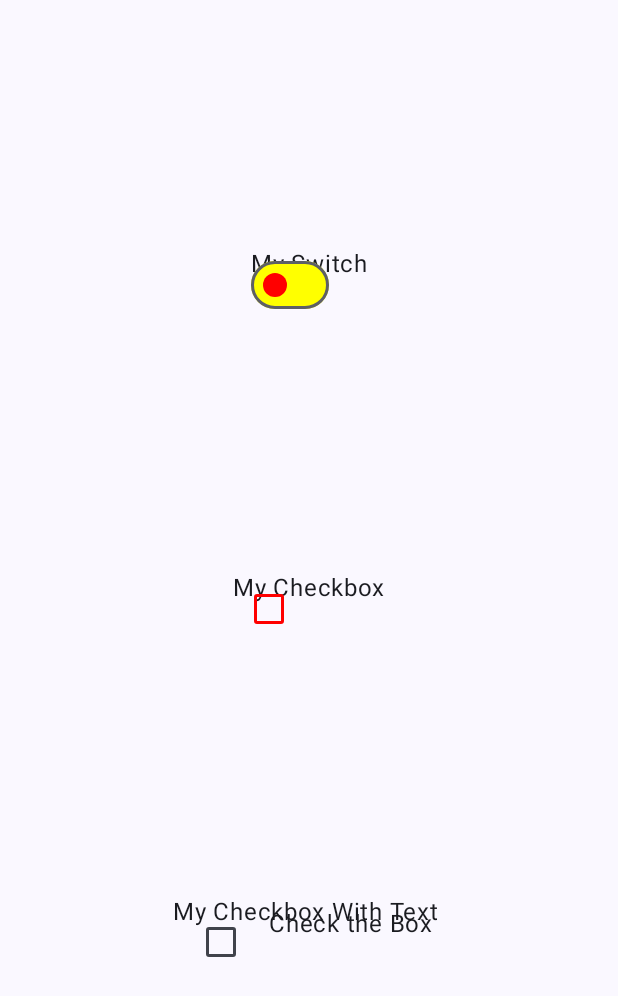
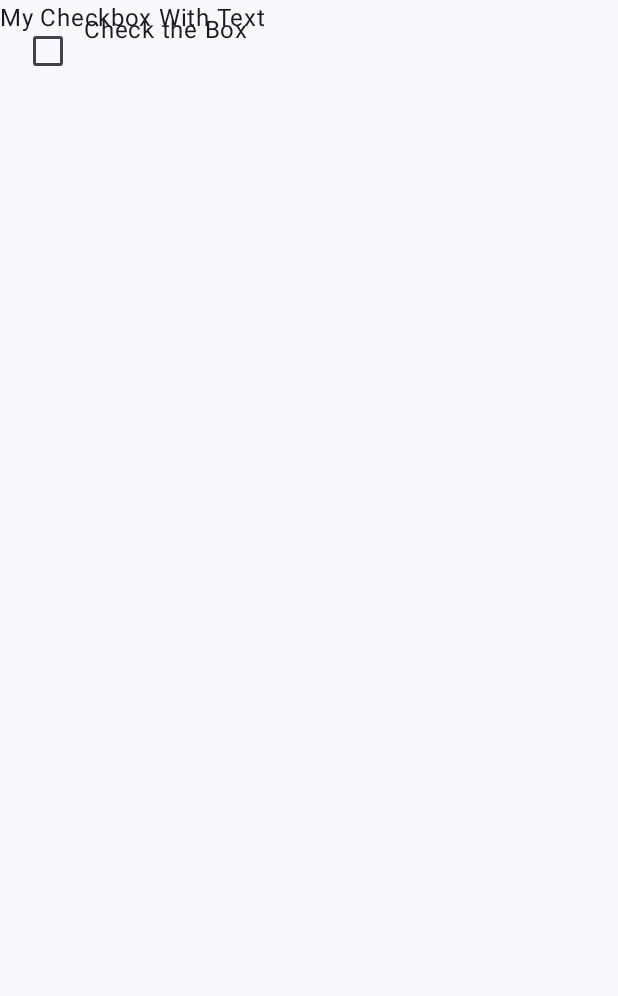
Before and after one commit to veselin0/Jetpack-Compose-Aristedes-Updated, an Android app built with Jetpack Compose: the screen it shows after launch (MainActivity), on a phone screen of 412 x 824 dp. Shown: the top 996 px of the screen. Run offline under Robolectric (Android 15) with nearby library versions, the phone set to English and light mode, and no system bars.

Commit message:
68. State hoisting con múltiples CheckBox Part 1

```diff
--- a/MyUpgradedApplication/app/src/main/java/com/example/myupgradedapplication/MainActivity.kt
+++ b/MyUpgradedApplication/app/src/main/java/com/example/myupgradedapplication/MainActivity.kt
@@ -12,6 +12,7 @@ import androidx.compose.ui.Modifier
 import androidx.compose.ui.tooling.preview.Devices
 import androidx.compose.ui.tooling.preview.Preview
 import com.example.myupgradedapplication.components.MyAdvancedProgressBar
+import com.example.myupgradedapplication.components.MyCheckboxWithText
 import com.example.myupgradedapplication.components.MyImagesAndIcons
 import com.example.myupgradedapplication.components.MyProgressBar
 import com.example.myupgradedapplication.components.MySelectionControlComponents
@@ -25,7 +26,7 @@ class MainActivity : ComponentActivity() {
         setContent {
             MyUpgradedApplicationTheme {
                 Scaffold(modifier = Modifier.fillMaxSize()) { innerPadding ->
-                    MySelectionControlComponents(modifier = Modifier.padding(innerPadding))
+                    MyCheckboxWithText(modifier = Modifier.padding(innerPadding))
                 }
             }
         }
--- a/MyUpgradedApplication/app/src/main/java/com/example/myupgradedapplication/components/SelectionControlComponents.kt
+++ b/MyUpgradedApplication/app/src/main/java/com/example/myupgradedapplication/components/SelectionControlComponents.kt
@@ -6,6 +6,7 @@ import androidx.compose.foundation.layout.Column
 import androidx.compose.foundation.layout.Row
 import androidx.compose.foundation.layout.Spacer
 import androidx.compose.foundation.layout.fillMaxSize
+import androidx.compose.foundation.layout.height
 import androidx.compose.foundation.layout.padding
 import androidx.compose.foundation.layout.width
 import androidx.compose.material3.Checkbox
@@ -22,16 +23,16 @@ import androidx.compose.ui.Alignment
 import androidx.compose.ui.Modifier
 import androidx.compose.ui.graphics.Color
 import androidx.compose.ui.unit.dp
+import com.example.myupgradedapplication.ui.theme.CheckInfo
+
 
 @Composable
 fun MySelectionControlComponents(modifier: Modifier = Modifier) {
     var switchState by rememberSaveable { mutableStateOf(false) }
     var checkboxState by rememberSaveable { mutableStateOf(false) }
-    var checkboxwithtextState by rememberSaveable { mutableStateOf(false) }
+
     Column(
-        modifier = modifier.fillMaxSize(),
-        horizontalAlignment = Alignment.CenterHorizontally,
-        verticalArrangement = Arrangement.SpaceEvenly
+        modifier.fillMaxSize(), Arrangement.SpaceEvenly, Alignment.CenterHorizontally
     ) {
         Box {
             Text(text = "My Switch")
@@ -63,17 +64,27 @@ fun MySelectionControlComponents(modifier: Modifier = Modifier) {
                 )
             )
         }
+
+        //MyCheckboxWithText()
+
+
+    }
+}
+
+@Composable
+fun MyCheckboxWithText(modifier: Modifier = Modifier) {
+    var checkboxWithTextState by rememberSaveable { mutableStateOf(false) }
     Box {
         Text(text = "My Checkbox With Text")
+        //Spacer(modifier = modifier.height(8.dp))
         Row(modifier = modifier.padding(8.dp)) {
             Checkbox(
-                    checked = checkboxwithtextState,
-                    onCheckedChange = { checkboxwithtextState = !checkboxwithtextState },
+                modifier = modifier.padding(vertical = 2.dp),
+                checked = checkboxWithTextState,
+                onCheckedChange = { checkboxWithTextState = !checkboxWithTextState },
             )
-                Spacer(modifier = Modifier.width(8.dp))
+            //Spacer(modifier = Modifier.width(8.dp))
             Text(text = "Check the Box")
         }
     }
-
 }
-}
--- /dev/null
+++ b/MyUpgradedApplication/app/src/main/java/com/example/myupgradedapplication/ui/theme/CheckInfo.kt
@@ -0,0 +1,7 @@
+package com.example.myupgradedapplication.ui.theme
+
+data class CheckInfo(
+    val title: String,
+    var selected: Boolean = false,
+    var onCheckedChanged: (Boolean) -> Unit
+)
```
Lines whose indentation alone changed are shown as unchanged.
